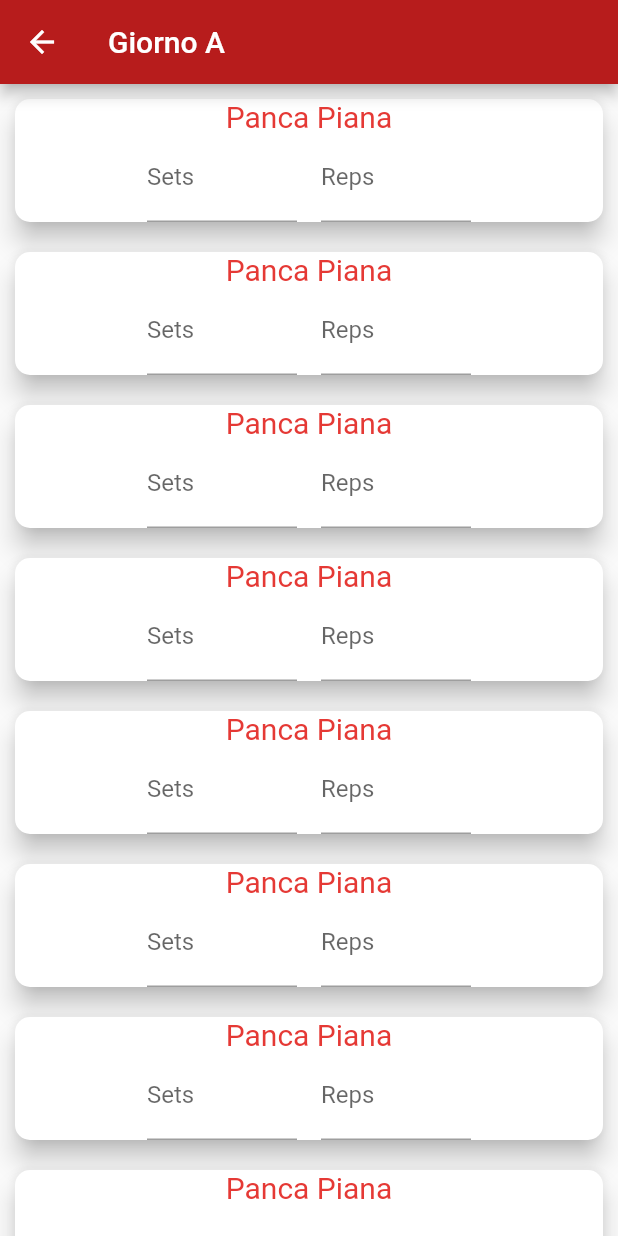
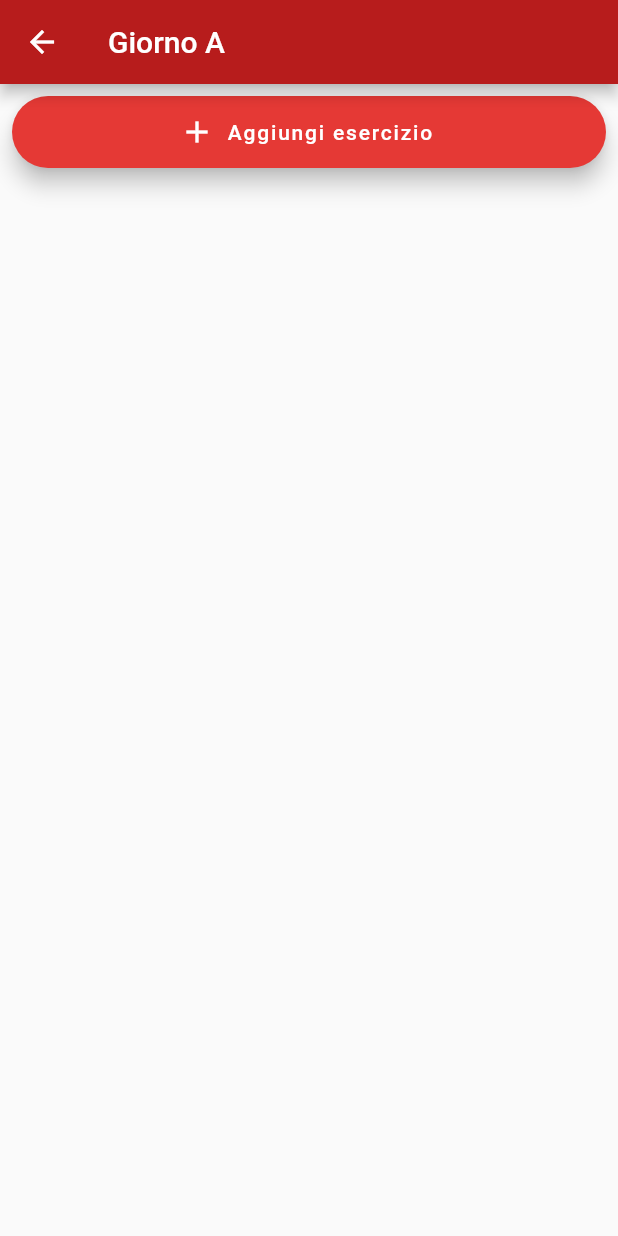
Before and after one commit to Tom1380/Pale, a Flutter app: the WorkoutProgramDayConfigurator screen opened directly, on a phone screen of 412 x 824 dp. Run offline on Flutter 3.47's test engine with Material 2 defaults, Android fonts, the phone set to English and light mode, and no system bars; our stand-ins replace sqflite; missing offline and left inert: flappy_search_bar; accounts and stored records are empty.

Commit message:
Added a button for adding exercises to a workout program day.

```diff
--- a/lib/WorkoutProgramConfigurationPage.dart
+++ b/lib/WorkoutProgramConfigurationPage.dart
@@ -1,4 +1,5 @@
 import 'package:flutter/material.dart';
+import 'ExercisesPage.dart';
 
 class WorkoutProgramConfiguration extends StatefulWidget {
   WorkoutProgramConfiguration({Key key}) : super(key: key);
@@ -178,15 +179,38 @@ class WorkoutProgramDayConfigurator extends StatefulWidget {
 
 class _WorkoutProgramDayConfiguratorState
     extends State<WorkoutProgramDayConfigurator> {
+  List<Widget> exercises = [];
+
+  Widget addExerciseButton() {
+    return Padding(
+      padding: const EdgeInsets.only(top: 8),
+      child: FloatingActionButton.extended(
+        onPressed: () => Navigator.push(
+          context,
+          MaterialPageRoute(
+            builder: (context) => ExercisesPage(),
+          ),
+        ),
+        icon: Icon(Icons.add),
+        label: Text('Aggiungi esercizio'),
+      ),
+    );
+  }
+
   @override
   Widget build(BuildContext context) {
+    // TODO Find a better way to clone the exercises list.
+    List<Widget> lvChildren = exercises.map((element) => element).toList();
+    lvChildren.add(addExerciseButton());
     return Scaffold(
-      appBar: AppBar(title: Text('Giorno A')),
-      body: ListView.builder(
-        itemCount: 8,
-        itemBuilder: (BuildContext context, int index) {
-          return SetsPerRepsConfigurator('Panca Piana');
-        },
+      appBar: AppBar(
+        title: Text('Giorno A'),
+      ),
+      body: Padding(
+        padding: const EdgeInsets.symmetric(horizontal: 8),
+        child: ListView(
+          children: lvChildren,
+        ),
       ),
     );
   }
```
